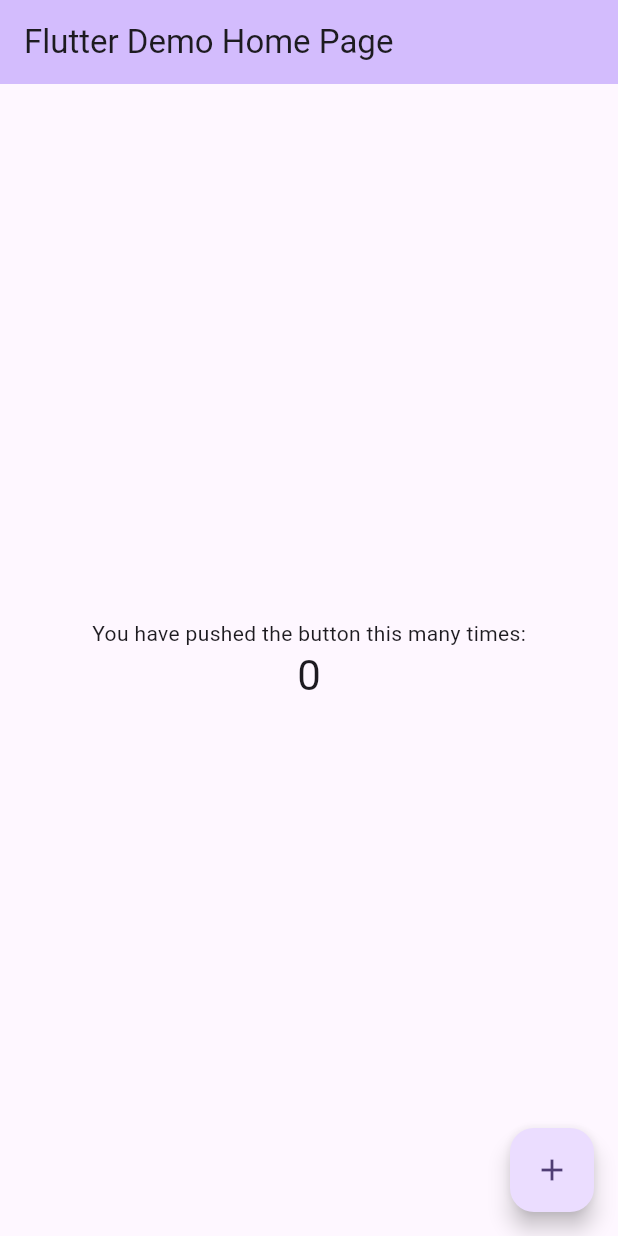
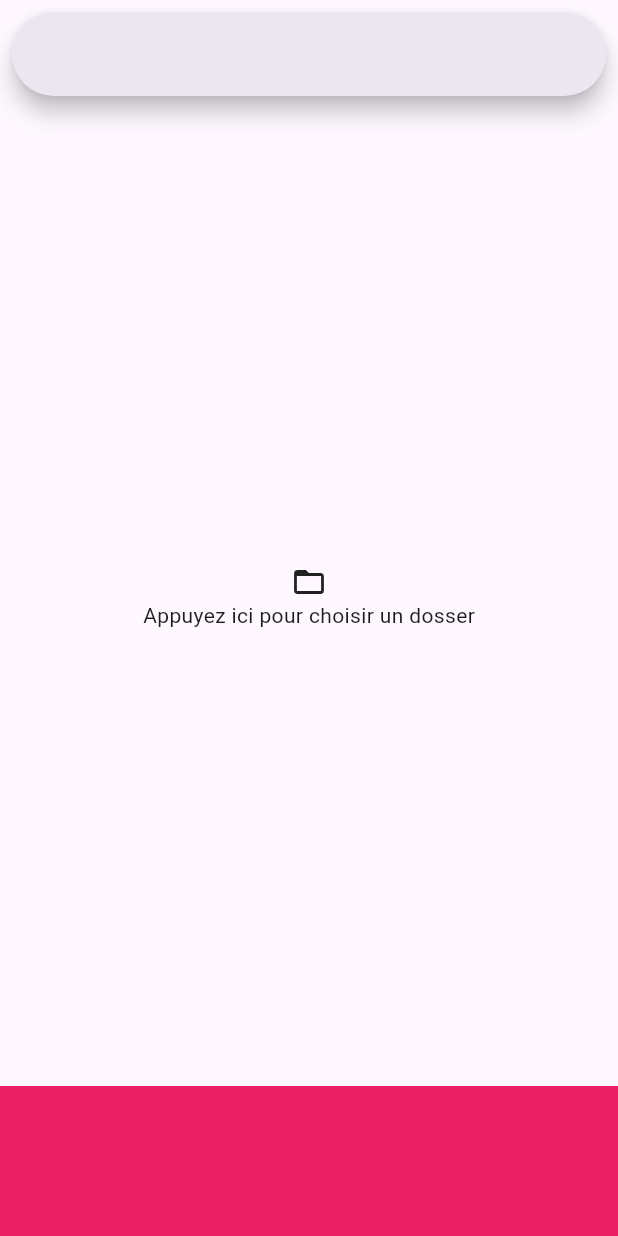
Before and after one commit to tbgracy/mozika, a Flutter app: the screen it shows after launch, on a phone screen of 412 x 824 dp. Run offline on Flutter 3.47's test engine with Material 2 defaults, Android fonts, the phone set to English and light mode, and no system bars; our stand-ins replace file_picker, shared_preferences.

Commit message:
feat: Add home page
- Add basic components
- Directory choosing
- Music listing

```diff
--- a/lib/main.dart
+++ b/lib/main.dart
@@ -1,125 +1,15 @@
 import 'package:flutter/material.dart';
 
+import 'pages/home_page.dart';
+
 void main() {
-  runApp(const MyApp());
+  runApp(
+    MaterialApp(
+      theme: ThemeData(
+        useMaterial3: true,
+        primarySwatch: Colors.pink,
+      ),
+      home: const HomePage(),
+    ),
+  );
 }
-
-class MyApp extends StatelessWidget {
-  const MyApp({super.key});
-
-  // This widget is the root of your application.
-  @override
-  Widget build(BuildContext context) {
-    return MaterialApp(
-      title: 'Flutter Demo',
-      theme: ThemeData(
-        // This is the theme of your application.
-        //
-        // TRY THIS: Try running your application with "flutter run". You'll see
-        // the application has a blue toolbar. Then, without quitting the app,
-        // try changing the seedColor in the colorScheme below to Colors.green
-        // and then invoke "hot reload" (save your changes or press the "hot
-        // reload" button in a Flutter-supported IDE, or press "r" if you used
-        // the command line to start the app).
-        //
-        // Notice that the counter didn't reset back to zero; the application
-        // state is not lost during the reload. To reset the state, use hot
-        // restart instead.
-        //
-        // This works for code too, not just values: Most code changes can be
-        // tested with just a hot reload.
-        colorScheme: ColorScheme.fromSeed(seedColor: Colors.deepPurple),
-        useMaterial3: true,
-      ),
-      home: const MyHomePage(title: 'Flutter Demo Home Page'),
-    );
-  }
-}
-
-class MyHomePage extends StatefulWidget {
-  const MyHomePage({super.key, required this.title});
-
-  // This widget is the home page of your application. It is stateful, meaning
-  // that it has a State object (defined below) that contains fields that affect
-  // how it looks.
-
-  // This class is the configuration for the state. It holds the values (in this
-  // case the title) provided by the parent (in this case the App widget) and
-  // used by the build method of the State. Fields in a Widget subclass are
-  // always marked "final".
-
-  final String title;
-
-  @override
-  State<MyHomePage> createState() => _MyHomePageState();
-}
-
-class _MyHomePageState extends State<MyHomePage> {
-  int _counter = 0;
-
-  void _incrementCounter() {
-    setState(() {
-      // This call to setState tells the Flutter framework that something has
-      // changed in this State, which causes it to rerun the build method below
-      // so that the display can reflect the updated values. If we changed
-      // _counter without calling setState(), then the build method would not be
-      // called again, and so nothing would appear to happen.
-      _counter++;
-    });
-  }
-
-  @override
-  Widget build(BuildContext context) {
-    // This method is rerun every time setState is called, for instance as done
-    // by the _incrementCounter method above.
-    //
-    // The Flutter framework has been optimized to make rerunning build methods
-    // fast, so that you can just rebuild anything that needs updating rather
-    // than having to individually change instances of widgets.
-    return Scaffold(
-      appBar: AppBar(
-        // TRY THIS: Try changing the color here to a specific color (to
-        // Colors.amber, perhaps?) and trigger a hot reload to see the AppBar
-        // change color while the other colors stay the same.
-        backgroundColor: Theme.of(context).colorScheme.inversePrimary,
-        // Here we take the value from the MyHomePage object that was created by
-        // the App.build method, and use it to set our appbar title.
-        title: Text(widget.title),
-      ),
-      body: Center(
-        // Center is a layout widget. It takes a single child and positions it
-        // in the middle of the parent.
-        child: Column(
-          // Column is also a layout widget. It takes a list of children and
-          // arranges them vertically. By default, it sizes itself to fit its
-          // children horizontally, and tries to be as tall as its parent.
-          //
-          // Column has various properties to control how it sizes itself and
-          // how it positions its children. Here we use mainAxisAlignment to
-          // center the children vertically; the main axis here is the vertical
-          // axis because Columns are vertical (the cross axis would be
-          // horizontal).
-          //
-          // TRY THIS: Invoke "debug painting" (choose the "Toggle Debug Paint"
-          // action in the IDE, or press "p" in the console), to see the
-          // wireframe for each widget.
-          mainAxisAlignment: MainAxisAlignment.center,
-          children: <Widget>[
-            const Text(
-              'You have pushed the button this many times:',
-            ),
-            Text(
-              '$_counter',
-              style: Theme.of(context).textTheme.headlineMedium,
-            ),
-          ],
-        ),
-      ),
-      floatingActionButton: FloatingActionButton(
-        onPressed: _incrementCounter,
-        tooltip: 'Increment',
-        child: const Icon(Icons.add),
-      ), // This trailing comma makes auto-formatting nicer for build methods.
-    );
-  }
-}
--- /dev/null
+++ b/lib/models/music_model.dart
@@ -0,0 +1,6 @@
+class Music {
+  final String filename;
+  final String path;
+
+  Music({required this.filename, required this.path});
+}
--- /dev/null
+++ b/lib/pages/home_page.dart
@@ -0,0 +1,83 @@
+import 'package:file_picker/file_picker.dart';
+import 'package:flutter/material.dart';
+import '../services/cache_services.dart';
+
+import '../widgets/folder_picker_widget.dart';
+import '../widgets/music_list_widget.dart';
+
+class HomePage extends StatefulWidget {
+  const HomePage({super.key});
+
+  @override
+  State<HomePage> createState() => _HomePageState();
+}
+
+class _HomePageState extends State<HomePage> {
+  var musicDirectory = CacheService.getMusicDirectory();
+
+  @override
+  void initState() {
+    // CacheService.
+    super.initState();
+  }
+
+  void _chooseDirectory() async {
+    setState(() {
+      musicDirectory = FilePicker.platform.getDirectoryPath();
+    });
+    musicDirectory.then((value) {
+      if (value != null) {
+        CacheService.setMusicDirectory(value);
+      }
+    });
+    // if (musicDirectory != null) {
+    // CacheService.setMusicDirectory(musicDirectory);
+    // }
+  }
+
+  @override
+  Widget build(BuildContext context) {
+    return Scaffold(
+      resizeToAvoidBottomInset: false,
+      body: SafeArea(
+        child: Column(
+          children: [
+            const Padding(
+              padding: EdgeInsets.all(8.0),
+              child: SearchBar(),
+            ),
+            Expanded(
+              child: FutureBuilder(
+                future: musicDirectory,
+                builder: (context, snapshot) {
+                  if (snapshot.connectionState == ConnectionState.done) {
+                    if (snapshot.data == null) {
+                      return Center(
+                          child: InkWell(
+                        onTap: _chooseDirectory,
+                        child: const FolderPickerWidget(),
+                      ));
+                    } else {
+                      return MusicListWidget(musicDirectory: snapshot.data!);
+                    }
+                  } else {
+                    return const Center(
+                      child: CircularProgressIndicator(),
+                    );
+                  }
+                },
+              ),
+            ),
+            Container(
+              width: double.infinity,
+              height: 100,
+              decoration: const BoxDecoration(
+                color: Colors.pink,
+              ),
+            ),
+          ],
+        ),
+      ),
+    );
+  }
+}
--- /dev/null
+++ b/lib/services/cache_services.dart
@@ -0,0 +1,23 @@
+import 'package:shared_preferences/shared_preferences.dart';
+
+class CacheService {
+  static final sp = SharedPreferences.getInstance();
+
+  static Future<String?> getMusicDirectory() async {
+    String? result = await sp.then(
+      (cache) {
+        return cache.getString('musicDirectory');
+      },
+    );
+    return result;
+  }
+
+  static Future<bool?> setMusicDirectory(String musicDirectory) async {
+    bool? result = await sp.then(
+      (cache) {
+        return cache.setString('musicDirectory', musicDirectory);
+      },
+    );
+    return result;
+  }
+}
--- /dev/null
+++ b/lib/widgets/folder_picker_widget.dart
@@ -0,0 +1,18 @@
+import 'package:flutter/material.dart';
+
+class FolderPickerWidget extends StatelessWidget {
+  const FolderPickerWidget({
+    super.key,
+  });
+
+  @override
+  Widget build(BuildContext context) {
+    return const Column(
+      mainAxisSize: MainAxisSize.min,
+      children: [
+        Icon(Icons.folder_open),
+        Text('Appuyez ici pour choisir un dosser'),
+      ],
+    );
+  }
+}
--- a/pubspec.yaml
+++ b/pubspec.yaml
@@ -35,6 +35,10 @@ dependencies:
   # The following adds the Cupertino Icons font to your application.
   # Use with the CupertinoIcons class for iOS style icons.
   cupertino_icons: ^1.0.2
+  file_picker: ^5.3.2
+  shared_preferences: ^2.2.0
+  path: ^1.8.3
+  path_provider: ^2.0.15
 
 dev_dependencies:
   flutter_test:
```
Also changed, not shown: lib/services/filesystem_services.dart (added, +20 -0 lines), lib/widgets/music_list_widget.dart (added, +51 -0 lines), lib/widgets/searchbar_widget.dart (added), pubspec.lock (added).
